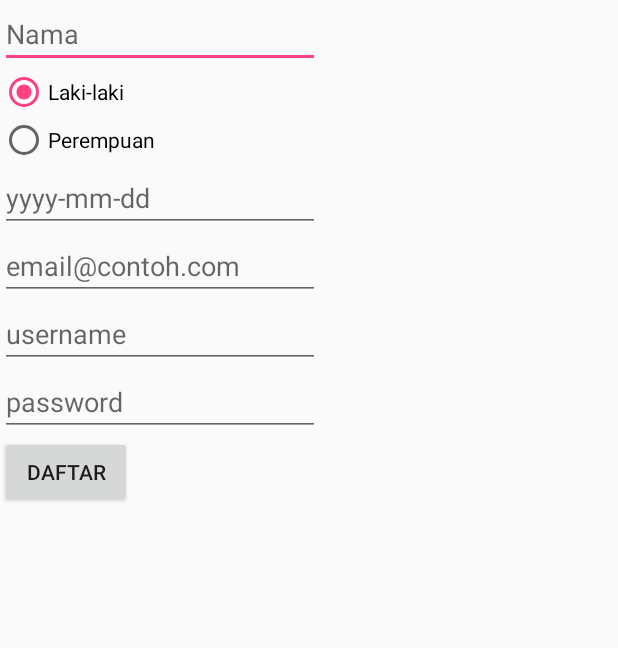
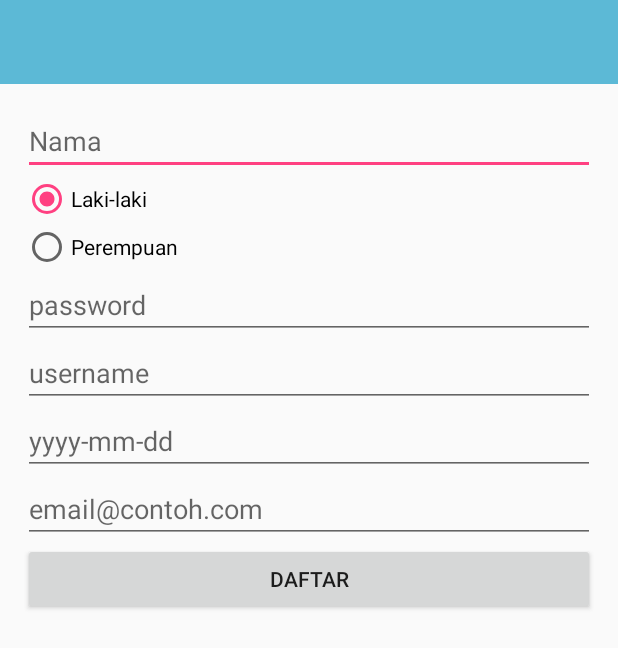
Before and after one commit to ayyash-ayyub/Behy, an Android app: the Register screen opened directly, with no data from a screen before it, on a phone screen of 412 x 824 dp. Shown: the top 648 px of the screen. Run offline under Robolectric (Android 15) with nearby library versions, the phone set to English and light mode, and no system bars; our stand-ins replace Volley.

Commit message:
- update Info sehat

```diff
--- a/app/src/main/res/layout/activity_main.xml
+++ b/app/src/main/res/layout/activity_main.xml
@@ -14,12 +14,26 @@
 
         <android.support.v7.widget.Toolbar
             android:id="@+id/toolbar"
+            android:title="Login"
+            android:titleTextColor="#fff"
             android:layout_width="match_parent"
             android:layout_height="?attr/actionBarSize"
             android:background="?attr/colorPrimary"
             app:popupTheme="@style/AppTheme.PopupOverlay" />
 
     </android.support.design.widget.AppBarLayout>
+
+    <LinearLayout
+        android:layout_width="match_parent"
+        android:layout_height="match_parent"
+        android:orientation="vertical"
+        android:padding="15dp">
+
+        <ImageView
+            android:id="@+id/imageView8"
+            android:layout_width="match_parent"
+            android:layout_height="173dp"
+            app:srcCompat="@mipmap/ic_launcher" />
 
         <EditText
             android:id="@+id/txtEmail"
@@ -63,5 +77,6 @@
                 android:textStyle="bold" />
 
         </LinearLayout>
+    </LinearLayout>
 
 </LinearLayout>
--- a/app/src/main/res/layout/activity_register.xml
+++ b/app/src/main/res/layout/activity_register.xml
@@ -7,10 +7,24 @@
     android:orientation="vertical"
     tools:context="adompo.ayyash.behay.Register"
     >
+    <android.support.v7.widget.Toolbar
+        android:id="@+id/toolbar"
+        android:title="Login"
+        android:titleTextColor="#fff"
+        android:layout_width="match_parent"
+        android:layout_height="?attr/actionBarSize"
+        android:background="?attr/colorPrimary"
+        app:popupTheme="@style/AppTheme.PopupOverlay" />
+
+    <LinearLayout
+        android:layout_width="match_parent"
+        android:layout_height="match_parent"
+        android:orientation="vertical"
+        android:padding="15dp">
 
         <EditText
             android:id="@+id/txtNama"
-        android:layout_width="wrap_content"
+            android:layout_width="match_parent"
             android:layout_height="wrap_content"
             android:ems="10"
             android:hint="Nama"
@@ -18,7 +32,7 @@
 
         <RadioGroup
             android:id="@+id/jk"
-        android:layout_width="wrap_content"
+            android:layout_width="match_parent"
             android:layout_height="wrap_content"
             android:checkedButton="@+id/radioButton">
 
@@ -26,21 +40,35 @@
                 android:id="@+id/radioButton"
                 android:layout_width="wrap_content"
                 android:layout_height="wrap_content"
-            android:layout_weight="1"
                 android:text="Laki-laki" />
 
             <RadioButton
                 android:id="@+id/radioButton2"
                 android:layout_width="wrap_content"
                 android:layout_height="wrap_content"
-            android:layout_weight="1"
                 android:text="Perempuan" />
 
         </RadioGroup>
 
         <EditText
+            android:id="@+id/txtPass"
+            android:layout_width="match_parent"
+            android:layout_height="wrap_content"
+            android:ems="10"
+            android:hint="password"
+            android:inputType="textPassword" />
+
+        <EditText
+            android:id="@+id/txtusername"
+            android:layout_width="match_parent"
+            android:layout_height="wrap_content"
+            android:ems="10"
+            android:hint="username"
+            android:inputType="textPersonName" />
+
+        <EditText
             android:id="@+id/txtDate"
-        android:layout_width="wrap_content"
+            android:layout_width="match_parent"
             android:layout_height="wrap_content"
             android:ems="10"
             android:hint="yyyy-mm-dd"
@@ -48,34 +76,19 @@
 
         <EditText
             android:id="@+id/txtemail"
-        android:layout_width="wrap_content"
+            android:layout_width="match_parent"
             android:layout_height="wrap_content"
             android:ems="10"
             android:hint="email@contoh.com"
             android:inputType="textEmailAddress" />
 
-    <EditText
-        android:id="@+id/txtusername"
-        android:layout_width="wrap_content"
-        android:layout_height="wrap_content"
-        android:ems="10"
-        android:hint="username"
-        android:inputType="textPersonName" />
-
-
-
-    <EditText
-        android:id="@+id/txtPass"
-        android:layout_width="wrap_content"
-        android:layout_height="wrap_content"
-        android:ems="10"
-        android:hint="password"
-        android:inputType="textPassword" />
-
         <Button
             android:id="@+id/btnDaftar"
-        android:layout_width="wrap_content"
+            android:layout_width="match_parent"
             android:layout_height="wrap_content"
             android:text="DAFTAR" />
 
     </LinearLayout>
+
+
+</LinearLayout>
```
Lines whose indentation alone changed are shown as unchanged.
